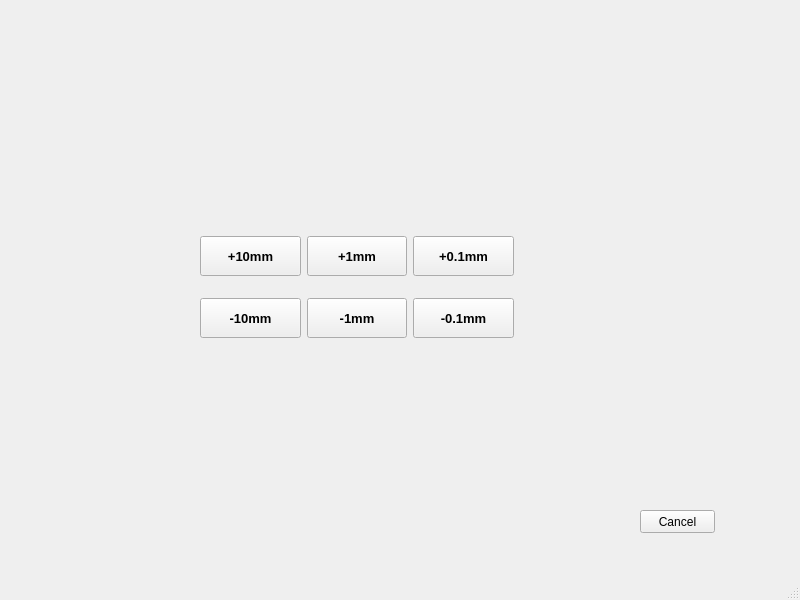
Qt form cameracontrolui.ui (ejmeitz/CameraControlUI) before a commit.
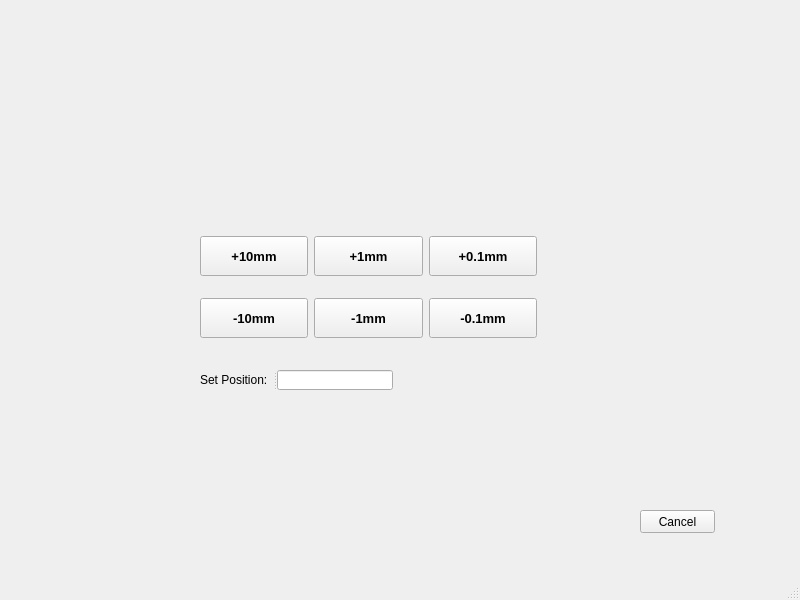
The same form after that commit.

Commit message: buttons toggle on and off correctly now

Patch:
```diff
--- a/cameracontrolui.ui
+++ b/cameracontrolui.ui
@@ -19,7 +19,7 @@
      <rect>
       <x>200</x>
       <y>220</y>
-      <width>314</width>
+      <width>337</width>
       <height>134</height>
      </rect>
     </property>
@@ -189,6 +189,25 @@
      <string>Cancel</string>
     </property>
    </widget>
+   <widget class="QSplitter" name="splitter">
+    <property name="geometry">
+     <rect>
+      <x>200</x>
+      <y>370</y>
+      <width>193</width>
+      <height>20</height>
+     </rect>
+    </property>
+    <property name="orientation">
+     <enum>Qt::Horizontal</enum>
+    </property>
+    <widget class="QLabel" name="setPosionLabel">
+     <property name="text">
+      <string>Set Position:</string>
+     </property>
+    </widget>
+    <widget class="QLineEdit" name="variableInputBox"/>
+   </widget>
   </widget>
   <widget class="QMenuBar" name="menubar">
    <property name="geometry">
```
Left out of the diff: 156 changed lines with no effect on the pictures. The commit also changes 1 other file.
